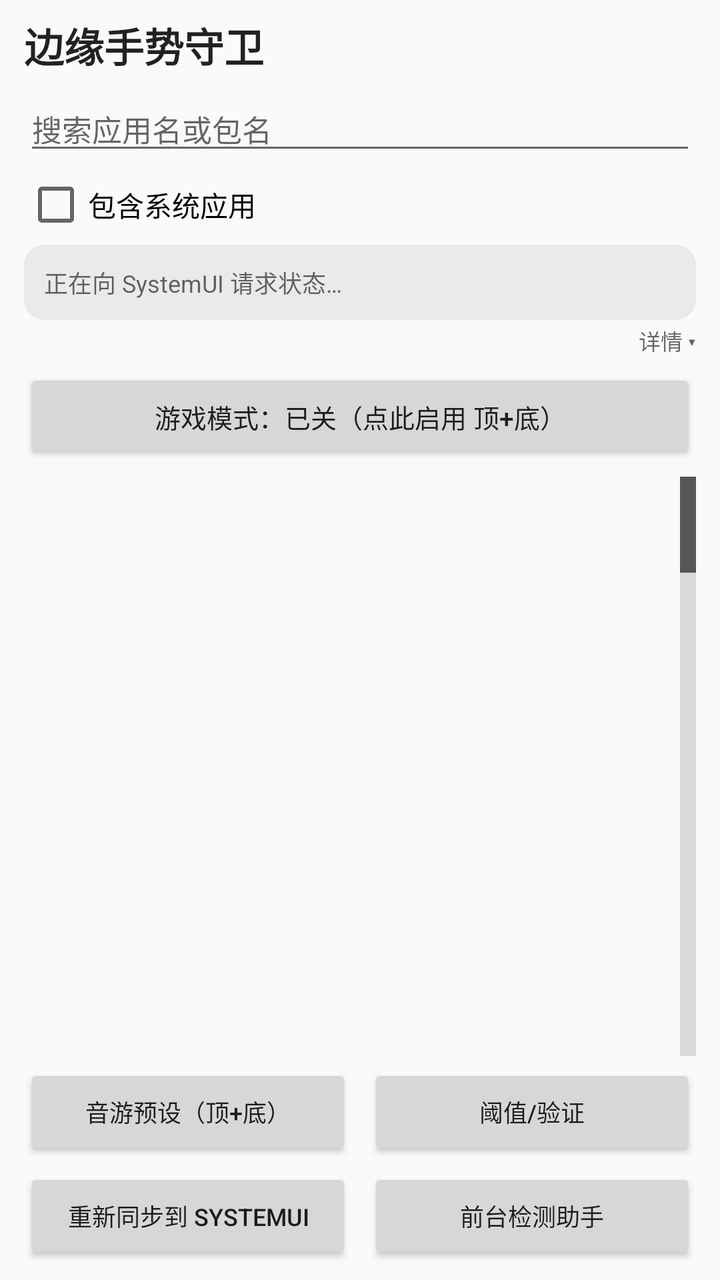
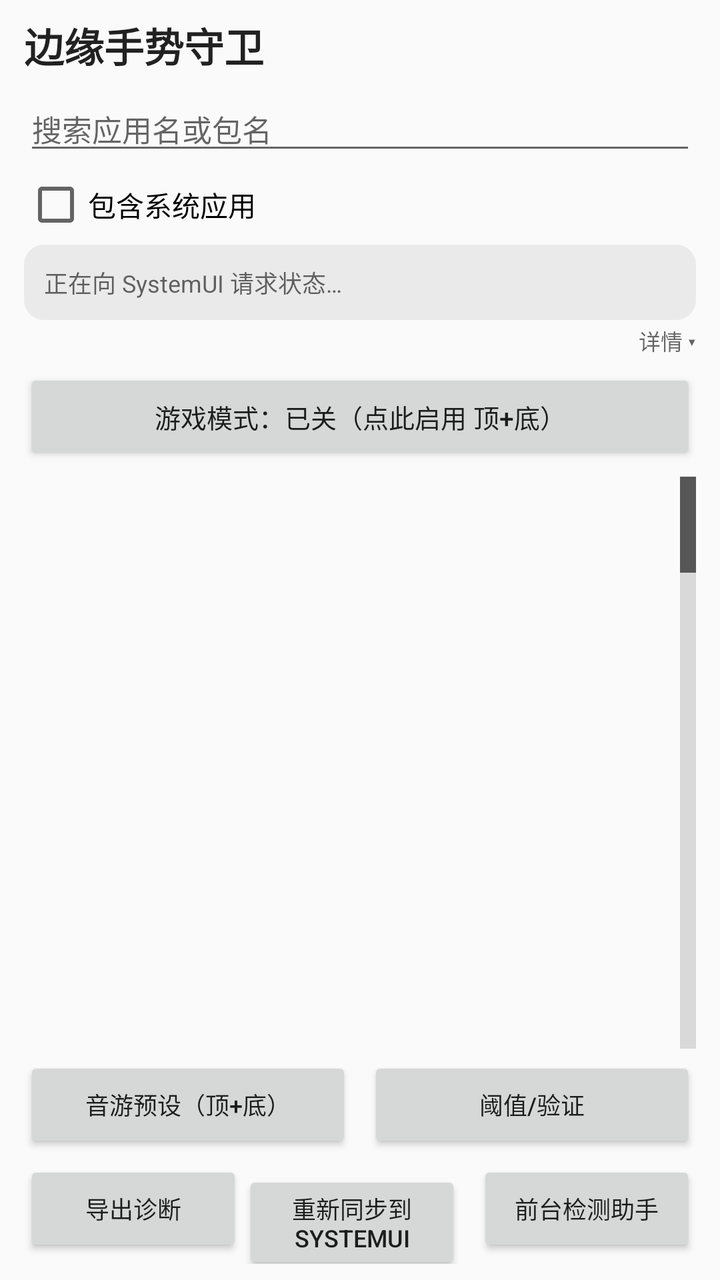

Two renders of the same Android screen: before a commit and after it. Below are the layout's source before the change and the commit's diff.
<!-- AndroidManifest.xml: application theme AppTheme -->
<!-- res/layout/activity_main.xml -->
<?xml version="1.0" encoding="utf-8"?>
<LinearLayout xmlns:android="http://schemas.android.com/apk/res/android"
    android:layout_width="match_parent"
    android:layout_height="match_parent"
    android:fitsSystemWindows="true"
    android:orientation="vertical"
    android:paddingLeft="12dp"
    android:paddingTop="8dp"
    android:paddingRight="12dp"
    android:paddingBottom="8dp">

    <TextView
        android:layout_width="match_parent"
        android:layout_height="wrap_content"
        android:paddingBottom="6dp"
        android:text="@string/app_name"
        android:textColor="?android:attr/textColorPrimary"
        android:textSize="20sp"
        android:textStyle="bold" />

    <EditText
        android:id="@+id/search"
        android:layout_width="match_parent"
        android:layout_height="wrap_content"
        android:hint="@string/search_hint"
        android:importantForAutofill="no"
        android:inputType="text"
        android:maxLines="1"
        android:textSize="15sp" />

    <CheckBox
        android:id="@+id/include_system"
        android:layout_width="wrap_content"
        android:layout_height="wrap_content"
        android:minHeight="40dp"
        android:text="@string/include_system_apps"
        android:textSize="14sp" />

    
    <TextView
        android:id="@+id/status_brief"
        android:layout_width="match_parent"
        android:layout_height="wrap_content"
        android:background="@drawable/bg_panel"
        android:lineSpacingExtra="2dp"
        android:padding="10dp"
        android:text="@string/status_loading"
        android:textColor="?android:attr/textColorSecondary"
        android:textSize="12sp" />

    <TextView
        android:id="@+id/status_toggle"
        android:layout_width="match_parent"
        android:layout_height="wrap_content"
        android:gravity="end"
        android:paddingTop="2dp"
        android:paddingBottom="2dp"
        android:text="@string/status_show_detail"
        android:textColor="?android:attr/textColorSecondary"
        android:textSize="11sp" />

    
    <ScrollView
        android:id="@+id/status_scroll"
        android:layout_width="match_parent"
        android:layout_height="200dp"
        android:background="@drawable/bg_panel"
        android:padding="8dp"
        android:scrollbars="vertical"
        android:visibility="gone">

        <TextView
            android:id="@+id/status_view"
            android:layout_width="match_parent"
            android:layout_height="wrap_content"
            android:lineSpacingExtra="2dp"
            android:text="@string/status_loading"
            android:textColor="?android:attr/textColorSecondary"
            android:textIsSelectable="true"
            android:textSize="12sp" />
    </ScrollView>

    <Button
        android:id="@+id/btn_game_mode"
        android:layout_width="match_parent"
        android:layout_height="wrap_content"
        android:layout_marginTop="4dp"
        android:text="@string/btn_game_mode_off"
        android:textSize="13sp" />

    <FrameLayout
        android:layout_width="match_parent"
        android:layout_height="0dp"
        android:layout_marginTop="6dp"
        android:layout_weight="1">

        <ListView
            android:id="@+id/app_list"
            android:layout_width="match_parent"
            android:layout_height="match_parent"
            android:divider="?android:attr/listDivider"
            android:dividerHeight="1px"
            android:fastScrollEnabled="true" />

        <TextView
            android:id="@+id/empty_view"
            android:layout_width="match_parent"
            android:layout_height="match_parent"
            android:gravity="center"
            android:text="@string/empty_list"
            android:textColor="?android:attr/textColorSecondary"
            android:textSize="14sp"
            android:visibility="gone" />
    </FrameLayout>

    <LinearLayout
        android:layout_width="match_parent"
        android:layout_height="wrap_content"
        android:orientation="horizontal"
        android:paddingTop="4dp">

        <Button
            android:id="@+id/btn_game_preset"
            android:layout_width="0dp"
            android:layout_height="wrap_content"
            android:layout_weight="1"
            android:text="@string/btn_game_preset"
            android:textSize="12sp" />

        <Button
            android:id="@+id/btn_tuning"
            android:layout_width="0dp"
            android:layout_height="wrap_content"
            android:layout_marginStart="8dp"
            android:layout_weight="1"
            android:text="@string/btn_tuning"
            android:textSize="12sp" />
    </LinearLayout>

    <LinearLayout
        android:layout_width="match_parent"
        android:layout_height="wrap_content"
        android:orientation="horizontal"
        android:paddingTop="4dp">

        <Button
            android:id="@+id/btn_sync"
            android:layout_width="0dp"
            android:layout_height="wrap_content"
            android:layout_weight="1"
            android:text="@string/btn_sync"
            android:textSize="12sp" />

        <Button
            android:id="@+id/btn_accessibility"
            android:layout_width="0dp"
            android:layout_height="wrap_content"
            android:layout_marginStart="8dp"
            android:layout_weight="1"
            android:text="@string/btn_accessibility"
            android:textSize="12sp" />
    </LinearLayout>
</LinearLayout>
<!-- resources referenced by this layout -->
<resources>
  <!-- drawable bg_panel (drawable) -->
  <?xml version="1.0" encoding="utf-8"?>
  <shape xmlns:android="http://schemas.android.com/apk/res/android"
      android:shape="rectangle">
      <solid android:color="#22808080" />
      <corners android:radius="10dp" />
  </shape>
  <string name="app_name">边缘手势守卫</string>
  <string name="btn_accessibility">前台检测助手</string>
  <string name="btn_game_mode_off">游戏模式：已关（点此启用 顶+底）</string>
  <string name="btn_game_preset">音游预设（顶+底）</string>
  <string name="btn_sync">重新同步到 SystemUI</string>
  <string name="btn_tuning">阈值/验证</string>
  <string name="empty_list">没有匹配的应用</string>
  <string name="include_system_apps">包含系统应用</string>
  <string name="search_hint">搜索应用名或包名</string>
  <string name="status_loading">正在向 SystemUI 请求状态…</string>
  <string name="status_show_detail">详情 ▾</string>
  <style name="AppTheme" parent="@android:style/Theme.Material.Light.NoActionBar">
          <item name="android:windowBackground">?android:attr/colorBackground</item>
      </style>
</resources>

<!-- the commit's change to res/layout/activity_main.xml (unified diff, before → after) -->
@@ -144,6 +144,14 @@
         android:paddingTop="4dp">
 
         <Button
+            android:id="@+id/btn_export_diag"
+            android:layout_width="0dp"
+            android:layout_height="wrap_content"
+            android:layout_weight="1"
+            android:text="@string/btn_export_diag"
+            android:textSize="12sp" />
+
+        <Button
             android:id="@+id/btn_sync"
             android:layout_width="0dp"
             android:layout_height="wrap_content"
<!-- resource entries referenced after the edit -->
@@ -9,6 +9,7 @@
   </shape>
   <string name="app_name">边缘手势守卫</string>
   <string name="btn_accessibility">前台检测助手</string>
+  <string name="btn_export_diag">导出诊断</string>
   <string name="btn_game_mode_off">游戏模式：已关（点此启用 顶+底）</string>
   <string name="btn_game_preset">音游预设（顶+底）</string>
   <string name="btn_sync">重新同步到 SystemUI</string>
